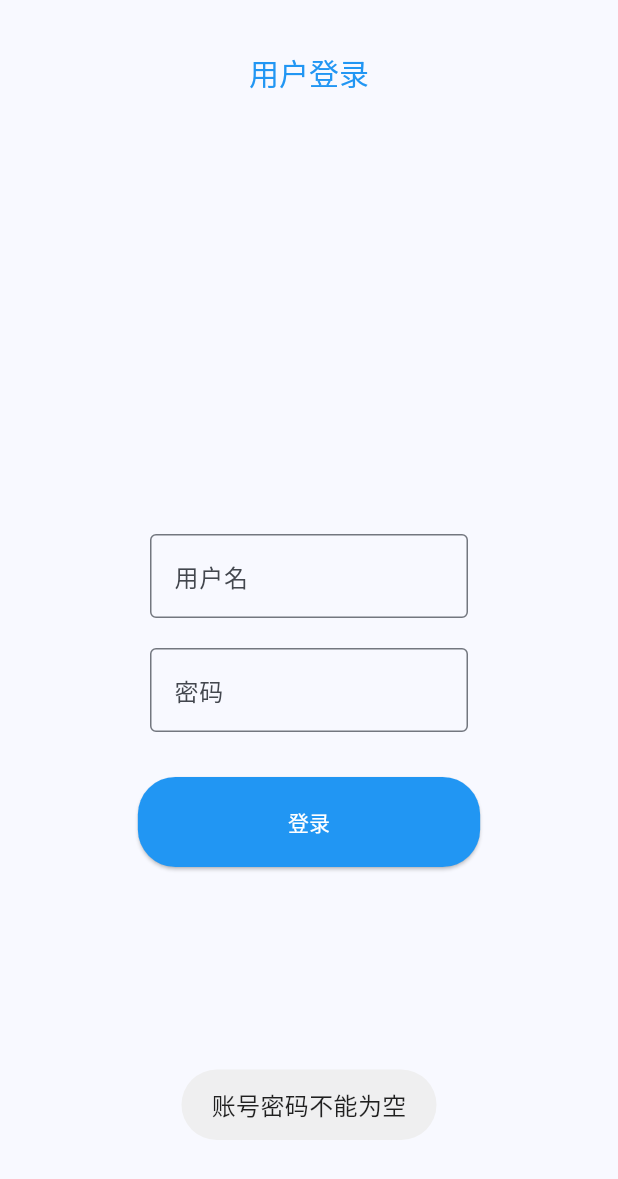
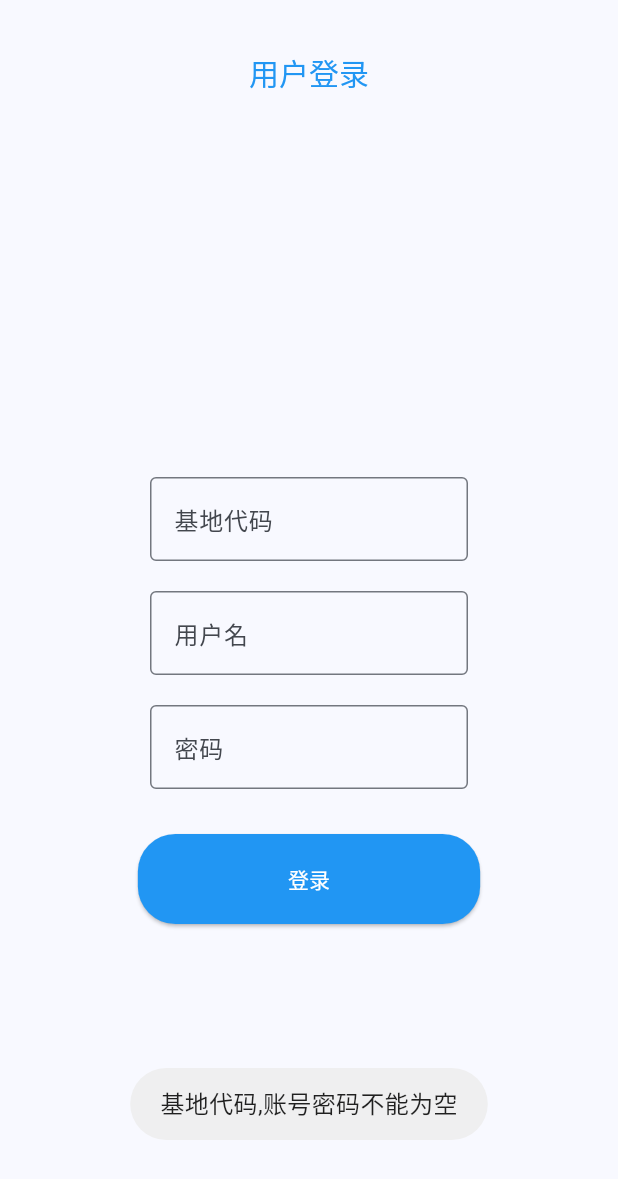
Before and after one commit to ChenchaoDemo/flutterapp, a Flutter app: the screen it shows after launch, after a tap on "登录", on a phone screen of 412 x 824 dp. Shown: the top 1179 px of the screen. Run offline on Flutter 3.47's test engine with Material 3 defaults, Android fonts, the phone set to English and light mode, and no system bars; our stand-ins replace dio, flutter_screenutil, fluttertoast, get, hive, hive_flutter; missing offline and left inert: encrypt, pointycastle; accounts and stored records are empty.

Commit message:
数据加密

```diff
--- a/lib/main.dart
+++ b/lib/main.dart
@@ -1,15 +1,19 @@
 import 'package:flutter/material.dart';
+import 'package:flutter_screenutil/flutter_screenutil.dart';
 import 'package:flutterapp/ui/NavPage.dart';
 import 'package:flutterapp/utils/HiveUtils.dart';
+import 'package:flutterapp/utils/RSAEncryptionUtils.dart';
 import 'package:fluttertoast/fluttertoast.dart';
 import 'package:hive/hive.dart';
 import 'package:hive_flutter/adapters.dart';
-import 'package:path_provider/path_provider.dart';
+import 'package:get/get.dart';
 
 void main() async  {
   await Hive.initFlutter();
   // 打开一个 Box 存储数据，Box 是 Hive 中的一个存储单元
   await HiveUtils.initHive();
+  //适配屏幕
+  await ScreenUtil.ensureScreenSize();
   runApp(const MyApp());
 }
 
@@ -17,7 +21,7 @@
   const MyApp({super.key});
   @override
   Widget build(BuildContext context) {
-    return MaterialApp(
+    return GetMaterialApp(
       debugShowCheckedModeBanner: false,
       title: 'Flutter App',
       theme: ThemeData(
@@ -36,24 +40,32 @@
 }
 //登录页
 class _LoginPageState extends State<LoginPage> {
+  final TextEditingController basecodeController = TextEditingController();
   final TextEditingController usernameController = TextEditingController();
   final TextEditingController passwordController = TextEditingController();
   @override
   void initState() {
     super.initState();
+    basecodeController.text= HiveUtils.getData('basecode') ?? '';
     usernameController.text= HiveUtils.getData('username') ?? '';
     passwordController.text= HiveUtils.getData('password') ?? '';
   }
-  void login(BuildContext context, String username, String password) {
-    if (username.isEmpty || password.isEmpty) {
+  void login(BuildContext context,String basecode, String username, String password) {
+    if (basecode.isEmpty || username.isEmpty || password.isEmpty) {
       Fluttertoast.showToast(
-          msg: "账号密码不能为空",
+          msg: "基地代码,账号密码不能为空",
           toastLength: Toast.LENGTH_SHORT,
           gravity: ToastGravity.BOTTOM,
           timeInSecForIosWeb: 1,
           fontSize: 16.0
       );
-    }else if(username == 'qwer' && password == '123') {
+    }else{
+      RSAEncryptionUtils.decrypt(password).then((value) {
+        password = value;
+      });
+
+
+
       Fluttertoast.showToast(
           msg: "登录成功",
           toastLength: Toast.LENGTH_SHORT,
@@ -61,24 +73,25 @@
           timeInSecForIosWeb: 1,
           fontSize: 16.0
       );
+      HiveUtils.putData('basecode', basecode);
       HiveUtils.putData('username', username);
       HiveUtils.putData('password', password);
-      Navigator.pushReplacement(context,
-        MaterialPageRoute(builder: (context) => NavPage()), // 跳转到底部导航页面
-      );
-      // Navigator.pushNamed(context, '/home');
-    }else {
-      Fluttertoast.showToast(
-          msg: "账号密码错误",
-          toastLength: Toast.LENGTH_SHORT,
-          gravity: ToastGravity.BOTTOM,
-          timeInSecForIosWeb: 1,
-          fontSize: 16.0
-      );
+      Get.to(NavPage());
     }
+      // else {
+    //   Fluttertoast.showToast(
+    //       msg: "账号密码错误",
+    //       toastLength: Toast.LENGTH_SHORT,
+    //       gravity: ToastGravity.BOTTOM,
+    //       timeInSecForIosWeb: 1,
+    //       fontSize: 16.0
+    //   );
+    // }
   }
   @override
   Widget build(BuildContext context) {
+    //根据设计图纸的大小设置 传入设计图尺寸
+    ScreenUtil.init(context, designSize: const Size(360, 690));
     return Scaffold(
       appBar: PreferredSize(preferredSize: Size.fromHeight(100),
           child: Column(
@@ -105,6 +118,18 @@
             Container(
               margin: const EdgeInsets.symmetric(horizontal:100, vertical: 10),
               child: TextField(
+                controller: basecodeController,
+                keyboardType: TextInputType.number,
+                decoration: const InputDecoration(
+                  labelText: '基地代码',
+                  hintText: '请输入基地代码',
+                  border: OutlineInputBorder(),
+                ),
+              ),
+            ),
+            Container(
+              margin: const EdgeInsets.symmetric(horizontal:100, vertical: 10),
+              child: TextField(
                 controller: usernameController,
                 decoration: const InputDecoration(
                   labelText: '用户名',
@@ -127,7 +152,7 @@
             const SizedBox(height: 20),
             ElevatedButton(
               onPressed: () {
-                login(context, usernameController.text, passwordController.text);
+                login(context,basecodeController.text, usernameController.text, passwordController.text);
               },
               child: const Text('登录'),
               style: ElevatedButton.styleFrom(
--- a/lib/widget/UserPage.dart
+++ b/lib/widget/UserPage.dart
@@ -1,6 +1,3 @@
-
-import 'dart:ffi';
-
 import 'package:flutter/cupertino.dart';
 import 'package:flutter/material.dart';
 import 'package:flutter/services.dart';
@@ -88,6 +85,8 @@ class _UserPageState extends State<UserPage> {
       });
       print(_printSize2);
     }
+
+
   }
 
 
```
Also changed, not shown: lib/net/RequestClient.dart (added, +24 -0 lines), lib/utils/RSAEncryptionUtils.dart (added, +31 -0 lines), pubspec.yaml (+16 -2 lines), pubspec.lock.
